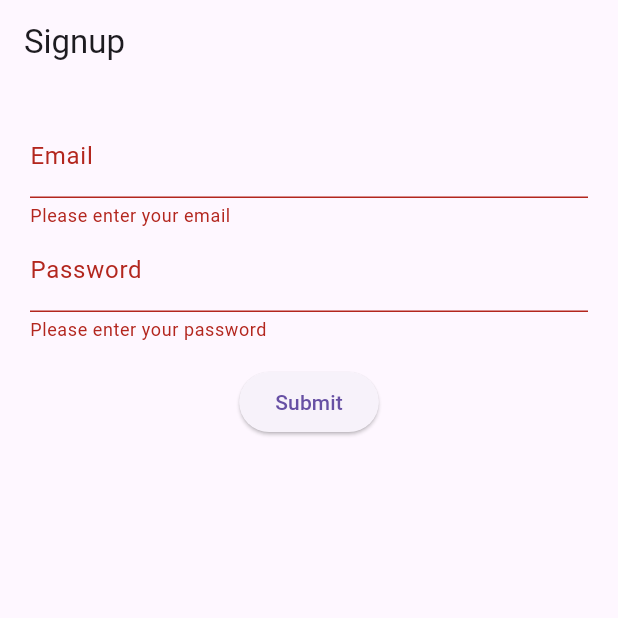
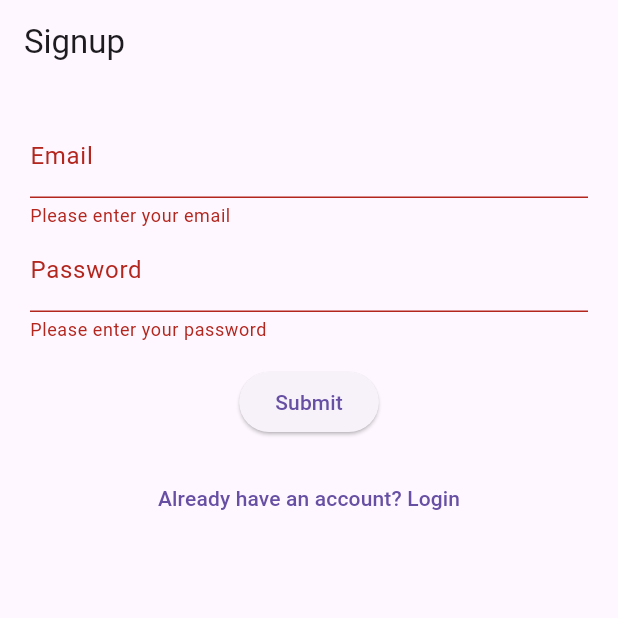
Before and after one commit to Iam-Jorge/GSI, a Flutter app: the screen it shows after launch, after a tap on "Submit", on a phone screen of 412 x 824 dp, the top half of it. Run offline on Flutter 3.47's test engine with Material 3 defaults, Android fonts, the phone set to English and light mode, and no system bars.

Commit message:
Login y dashboard principal

```diff
--- a/lib/authenticate/signup.dart
+++ b/lib/authenticate/signup.dart
@@ -1,4 +1,7 @@
 import 'package:flutter/material.dart';
+import 'auth_service.dart';
+import '../views/dashboard_principal.dart';
+import 'login.dart';
 
 class Signup extends StatefulWidget {
   const Signup({super.key});
@@ -11,6 +14,8 @@ class _SignupState extends State<Signup> {
   final _formKey = GlobalKey<FormState>();
   String _email = '';
   String _password = '';
+
+  final AuthService _authService = AuthService();
 
   @override
   Widget build(BuildContext context) {
@@ -45,20 +50,39 @@ class _SignupState extends State<Signup> {
                 },
                 onSaved: (value) => _password = value!,
               ),
-
               Padding(
                 padding: const EdgeInsets.symmetric(vertical: 16.0),
                 child: ElevatedButton(
                   onPressed: () {
                     if (_formKey.currentState!.validate()) {
                       _formKey.currentState!.save();
-                      ScaffoldMessenger.of(context).showSnackBar(
-                        SnackBar(content: Text('Email: $_email\nPassword: $_password')),
-                      );
+                      bool success = _authService.signUp(_email, _password);
+                      if (success) {
+                        ScaffoldMessenger.of(context).showSnackBar(
+                          const SnackBar(content: Text('Registration successful')),
+                        );
+                        Navigator.pushReplacement(
+                          context,
+                          MaterialPageRoute(builder: (context) => const DashboardScreen()),
+                        );
+                      } else {
+                        ScaffoldMessenger.of(context).showSnackBar(
+                          const SnackBar(content: Text('User already exists')),
+                        );
+                      }
                     }
                   },
                   child: const Text('Submit'),
                 ),
+              ),
+              TextButton(
+                onPressed: () {
+                  Navigator.pushReplacement(
+                    context,
+                    MaterialPageRoute(builder: (context) => const Login()),
+                  );
+                },
+                child: const Text('Already have an account? Login'),
               ),
             ],
           ),
```
Also changed, not shown: lib/authenticate/auth_service.dart (added, +17 -0 lines), lib/authenticate/login.dart (+85 -0 lines), lib/views/dashboard_principal.dart (added, +32 -0 lines), lib/views/listar_flotas.dart (added, +28 -0 lines).
